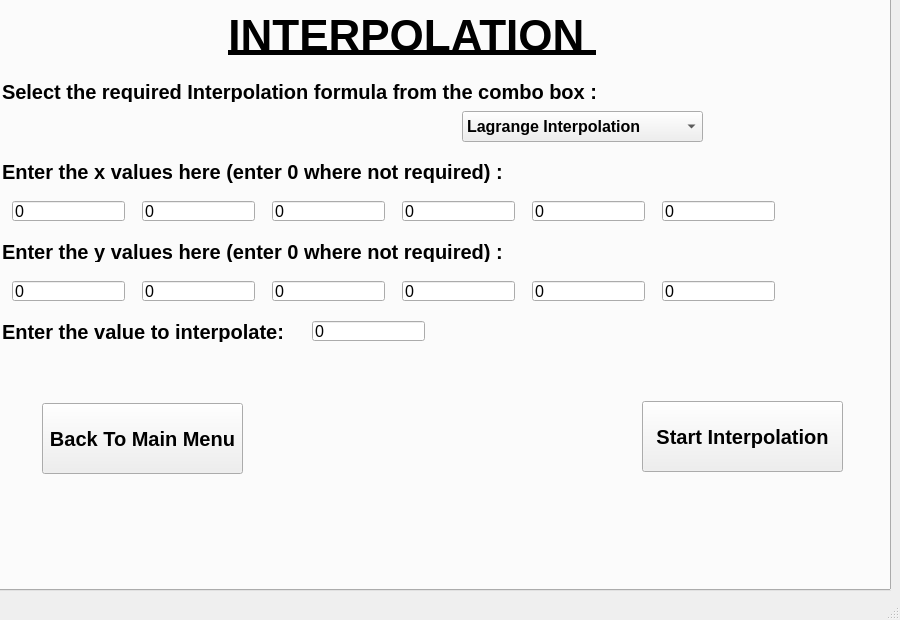
This is MainFiles/UIDesign.ui in Fawad-Javed-Fateh/Zephyr-I as Qt 5 draws it before an edit. The edited form follows.
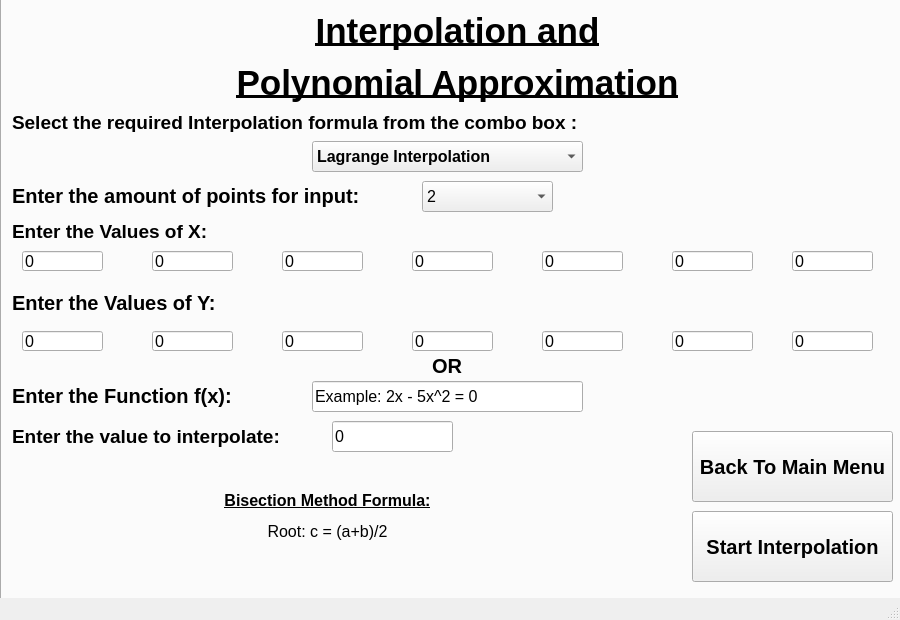
This is the edited form. The open tabs and pages were chosen to show the change.

What changed in the file:
```diff
--- a/MainFiles/UIDesign.ui
+++ b/MainFiles/UIDesign.ui
@@ -29,9 +29,9 @@
    <widget class="QTabWidget" name="tabWidget">
     <property name="geometry">
      <rect>
-      <x>-10</x>
-      <y>-40</y>
-      <width>901</width>
+      <x>0</x>
+      <y>-30</y>
+      <width>911</width>
       <height>631</height>
      </rect>
     </property>
@@ -455,9 +455,9 @@
      <widget class="QLabel" name="Chapter3Heading">
       <property name="geometry">
        <rect>
-        <x>190</x>
-        <y>0</y>
-        <width>461</width>
+        <x>220</x>
+        <y>10</y>
+        <width>471</width>
         <height>91</height>
        </rect>
       </property>
@@ -476,7 +476,7 @@
        </font>
       </property>
       <property name="text">
-       <string>INTERPOLATION </string>
+       <string>&lt;html&gt;&lt;head/&gt;&lt;body&gt;&lt;p align=&quot;center&quot;&gt;&lt;span style=&quot; font-size:26pt;&quot;&gt;Interpolation and&lt;/span&gt;&lt;/p&gt;&lt;p align=&quot;center&quot;&gt;&lt;span style=&quot; font-size:26pt;&quot;&gt;Polynomial Approximation&lt;/span&gt;&lt;/p&gt;&lt;/body&gt;&lt;/html&gt;</string>
       </property>
       <property name="textFormat">
        <enum>Qt::RichText</enum>
@@ -492,7 +492,7 @@
       <property name="geometry">
        <rect>
         <x>10</x>
-        <y>90</y>
+        <y>110</y>
         <width>641</width>
         <height>21</height>
        </rect>
@@ -505,15 +505,284 @@
        </font>
       </property>
       <property name="text">
-       <string>Select the required Interpolation formula from the combo box :</string>
+       <string>&lt;html&gt;&lt;head/&gt;&lt;body&gt;&lt;p&gt;&lt;span style=&quot; font-size:14pt;&quot;&gt;Select the required Interpolation formula from the combo box :&lt;/span&gt;&lt;/p&gt;&lt;/body&gt;&lt;/html&gt;</string>
+      </property>
+     </widget>
+     <widget class="QLabel" name="Ch3XValLabel">
+      <property name="geometry">
+       <rect>
+        <x>10</x>
+        <y>210</y>
+        <width>221</width>
+        <height>41</height>
+       </rect>
+      </property>
+      <property name="font">
+       <font>
+        <pointsize>15</pointsize>
+        <weight>75</weight>
+        <bold>true</bold>
+       </font>
+      </property>
+      <property name="text">
+       <string>&lt;html&gt;&lt;head/&gt;&lt;body&gt;&lt;p&gt;&lt;span style=&quot; font-size:14pt;&quot;&gt;Enter the Values of X:&lt;/span&gt;&lt;/p&gt;&lt;/body&gt;&lt;/html&gt;</string>
+      </property>
+     </widget>
+     <widget class="QLineEdit" name="x0input">
+      <property name="geometry">
+       <rect>
+        <x>20</x>
+        <y>250</y>
+        <width>81</width>
+        <height>20</height>
+       </rect>
+      </property>
+      <property name="text">
+       <string>0</string>
+      </property>
+     </widget>
+     <widget class="QLineEdit" name="x1input">
+      <property name="geometry">
+       <rect>
+        <x>150</x>
+        <y>250</y>
+        <width>81</width>
+        <height>20</height>
+       </rect>
+      </property>
+      <property name="text">
+       <string>0</string>
+      </property>
+     </widget>
+     <widget class="QLineEdit" name="x2input">
+      <property name="geometry">
+       <rect>
+        <x>280</x>
+        <y>250</y>
+        <width>81</width>
+        <height>20</height>
+       </rect>
+      </property>
+      <property name="text">
+       <string>0</string>
+      </property>
+     </widget>
+     <widget class="QLineEdit" name="x3input">
+      <property name="geometry">
+       <rect>
+        <x>410</x>
+        <y>250</y>
+        <width>81</width>
+        <height>20</height>
+       </rect>
+      </property>
+      <property name="text">
+       <string>0</string>
+      </property>
+     </widget>
+     <widget class="QLineEdit" name="x4input">
+      <property name="geometry">
+       <rect>
+        <x>540</x>
+        <y>250</y>
+        <width>81</width>
+        <height>20</height>
+       </rect>
+      </property>
+      <property name="text">
+       <string>0</string>
+      </property>
+     </widget>
+     <widget class="QLineEdit" name="x5input">
+      <property name="geometry">
+       <rect>
+        <x>670</x>
+        <y>250</y>
+        <width>81</width>
+        <height>20</height>
+       </rect>
+      </property>
+      <property name="text">
+       <string>0</string>
+      </property>
+     </widget>
+     <widget class="QLabel" name="Ch3YValLabel">
+      <property name="geometry">
+       <rect>
+        <x>10</x>
+        <y>290</y>
+        <width>221</width>
+        <height>21</height>
+       </rect>
+      </property>
+      <property name="font">
+       <font>
+        <pointsize>15</pointsize>
+        <weight>75</weight>
+        <bold>true</bold>
+       </font>
+      </property>
+      <property name="text">
+       <string>&lt;html&gt;&lt;head/&gt;&lt;body&gt;&lt;p&gt;Enter the Values of Y:&lt;/p&gt;&lt;/body&gt;&lt;/html&gt;</string>
+      </property>
+     </widget>
+     <widget class="QLineEdit" name="y0input">
+      <property name="geometry">
+       <rect>
+        <x>20</x>
+        <y>330</y>
+        <width>81</width>
+        <height>20</height>
+       </rect>
+      </property>
+      <property name="text">
+       <string>0</string>
+      </property>
+     </widget>
+     <widget class="QLineEdit" name="y1input">
+      <property name="geometry">
+       <rect>
+        <x>150</x>
+        <y>330</y>
+        <width>81</width>
+        <height>20</height>
+       </rect>
+      </property>
+      <property name="text">
+       <string>0</string>
+      </property>
+     </widget>
+     <widget class="QLineEdit" name="y2input">
+      <property name="geometry">
+       <rect>
+        <x>280</x>
+        <y>330</y>
+        <width>81</width>
+        <height>20</height>
+       </rect>
+      </property>
+      <property name="text">
+       <string>0</string>
+      </property>
+     </widget>
+     <widget class="QLineEdit" name="y3input">
+      <property name="geometry">
+       <rect>
+        <x>410</x>
+        <y>330</y>
+        <width>81</width>
+        <height>20</height>
+       </rect>
+      </property>
+      <property name="text">
+       <string>0</string>
+      </property>
+     </widget>
+     <widget class="QLineEdit" name="y4input">
+      <property name="geometry">
+       <rect>
+        <x>540</x>
+        <y>330</y>
+        <width>81</width>
+        <height>20</height>
+       </rect>
+      </property>
+      <property name="text">
+       <string>0</string>
+      </property>
+     </widget>
+     <widget class="QLineEdit" name="y5input">
+      <property name="geometry">
+       <rect>
+        <x>670</x>
+        <y>330</y>
+        <width>81</width>
+        <height>20</height>
+       </rect>
+      </property>
+      <property name="text">
+       <string>0</string>
+      </property>
+     </widget>
+     <widget class="QLabel" name="Ch3InterpolLabel">
+      <property name="geometry">
+       <rect>
+        <x>10</x>
+        <y>420</y>
+        <width>291</width>
+        <height>31</height>
+       </rect>
+      </property>
+      <property name="font">
+       <font>
+        <pointsize>15</pointsize>
+        <weight>75</weight>
+        <bold>true</bold>
+       </font>
+      </property>
+      <property name="text">
+       <string>&lt;html&gt;&lt;head/&gt;&lt;body&gt;&lt;p&gt;&lt;span style=&quot; font-size:14pt;&quot;&gt;Enter the value to interpolate:&lt;/span&gt;&lt;/p&gt;&lt;/body&gt;&lt;/html&gt;</string>
+      </property>
+     </widget>
+     <widget class="QLineEdit" name="Chp3InterPolVal">
+      <property name="geometry">
+       <rect>
+        <x>330</x>
+        <y>420</y>
+        <width>121</width>
+        <height>31</height>
+       </rect>
+      </property>
+      <property name="text">
+       <string>0</string>
+      </property>
+     </widget>
+     <widget class="QPushButton" name="StartInterpolationButton">
+      <property name="geometry">
+       <rect>
+        <x>690</x>
+        <y>510</y>
+        <width>201</width>
+        <height>71</height>
+       </rect>
+      </property>
+      <property name="font">
+       <font>
+        <pointsize>15</pointsize>
+        <weight>75</weight>
+        <bold>true</bold>
+       </font>
+      </property>
+      <property name="text">
+       <string>Start Interpolation</string>
+      </property>
+     </widget>
+     <widget class="QPushButton" name="Chp3mainback">
+      <property name="geometry">
+       <rect>
+        <x>690</x>
+        <y>430</y>
+        <width>201</width>
+        <height>71</height>
+       </rect>
+      </property>
+      <property name="font">
+       <font>
+        <pointsize>15</pointsize>
+        <weight>75</weight>
+        <bold>true</bold>
+       </font>
+      </property>
+      <property name="text">
+       <string>Back To Main Menu</string>
       </property>
      </widget>
      <widget class="QComboBox" name="Ch3choicebox">
       <property name="geometry">
        <rect>
-        <x>470</x>
-        <y>120</y>
-        <width>241</width>
+        <x>310</x>
+        <y>140</y>
+        <width>271</width>
         <height>31</height>
        </rect>
       </property>
@@ -563,13 +832,13 @@
        </property>
       </item>
      </widget>
-     <widget class="QLabel" name="Ch3XValLabel">
+     <widget class="QLabel" name="Ch3pointslabel">
       <property name="geometry">
        <rect>
         <x>10</x>
-        <y>160</y>
-        <width>571</width>
-        <height>41</height>
+        <y>180</y>
+        <width>401</width>
+        <height>31</height>
        </rect>
       </property>
       <property name="font">
@@ -580,113 +849,55 @@
        </font>
       </property>
       <property name="text">
-       <string>Enter the x values here (enter 0 where not required) :</string>
+       <string>&lt;html&gt;&lt;head/&gt;&lt;body&gt;&lt;p&gt;Enter the amount of points for input:&lt;/p&gt;&lt;/body&gt;&lt;/html&gt;</string>
       </property>
      </widget>
-     <widget class="QLineEdit" name="x0">
+     <widget class="QComboBox" name="Chp3pointsbox">
       <property name="geometry">
        <rect>
-        <x>20</x>
-        <y>210</y>
-        <width>113</width>
-        <height>20</height>
+        <x>420</x>
+        <y>180</y>
+        <width>131</width>
+        <height>31</height>
        </rect>
       </property>
-      <property name="text">
-       <string>0</string>
-      </property>
+      <item>
+       <property name="text">
+        <string>2</string>
+       </property>
+      </item>
+      <item>
+       <property name="text">
+        <string>3</string>
+       </property>
+      </item>
+      <item>
+       <property name="text">
+        <string>4</string>
+       </property>
+      </item>
+      <item>
+       <property name="text">
+        <string>5</string>
+       </property>
+      </item>
+      <item>
+       <property name="text">
+        <string>6</string>
+       </property>
+      </item>
+      <item>
+       <property name="text">
+        <string>7</string>
+       </property>
+      </item>
      </widget>
      <widget class="QLineEdit" name="x1">
       <property name="geometry">
        <rect>
-        <x>150</x>
-        <y>210</y>
-        <width>113</width>
-        <height>20</height>
-       </rect>
-      </property>
-      <property name="text">
-       <string>0</string>
-      </property>
-     </widget>
-     <widget class="QLineEdit" name="x2">
-      <property name="geometry">
-       <rect>
-        <x>280</x>
-        <y>210</y>
-        <width>113</width>
-        <height>20</height>
-       </rect>
-      </property>
-      <property name="text">
-       <string>0</string>
-      </property>
-     </widget>
-     <widget class="QLineEdit" name="x3">
-      <property name="geometry">
-       <rect>
-        <x>410</x>
-        <y>210</y>
-        <width>113</width>
-        <height>20</height>
-       </rect>
-      </property>
-      <property name="text">
-       <string>0</string>
-      </property>
-     </widget>
-     <widget class="QLineEdit" name="x4">
-      <property name="geometry">
-       <rect>
-        <x>540</x>
-        <y>210</y>
-        <width>113</width>
-        <height>20</height>
-       </rect>
-      </property>
-      <property name="text">
-       <string>0</string>
-      </property>
-     </widget>
-     <widget class="QLineEdit" name="x5">
-      <property name="geometry">
-       <rect>
-        <x>670</x>
-        <y>210</y>
-        <width>113</width>
-        <height>20</height>
-       </rect>
-      </property>
-      <property name="text">
-       <string>0</string>
-      </property>
-     </widget>
-     <widget class="QLabel" name="Ch3YValLabel">
-      <property name="geometry">
-       <rect>
-        <x>10</x>
+        <x>790</x>
         <y>250</y>
-        <width>551</width>
-        <height>21</height>
-       </rect>
-      </property>
-      <property name="font">
-       <font>
-        <pointsize>15</pointsize>
-        <weight>75</weight>
-        <bold>true</bold>
-       </font>
-      </property>
-      <property name="text">
-       <string>Enter the y values here (enter 0 where not required) :</string>
-      </property>
-     </widget>
-     <widget class="QLineEdit" name="y0">
-      <property name="geometry">
-       <rect>
-        <x>20</x>
-        <y>290</y>
-        <width>113</width>
+        <width>81</width>
         <height>20</height>
        </rect>
       </property>
@@ -697,9 +908,9 @@
      <widget class="QLineEdit" name="y1">
       <property name="geometry">
        <rect>
-        <x>150</x>
-        <y>290</y>
-        <width>113</width>
+        <x>790</x>
+        <y>330</y>
+        <width>81</width>
         <height>20</height>
        </rect>
       </property>
@@ -707,65 +918,13 @@
        <string>0</string>
       </property>
      </widget>
-     <widget class="QLineEdit" name="y2">
-      <property name="geometry">
-       <rect>
-        <x>280</x>
-        <y>290</y>
-        <width>113</width>
-        <height>20</height>
-       </rect>
-      </property>
-      <property name="text">
-       <string>0</string>
-      </property>
-     </widget>
-     <widget class="QLineEdit" name="y3">
-      <property name="geometry">
-       <rect>
-        <x>410</x>
-        <y>290</y>
-        <width>113</width>
-        <height>20</height>
-       </rect>
-      </property>
-      <property name="text">
-       <string>0</string>
-      </property>
-     </widget>
-     <widget class="QLineEdit" name="y4">
-      <property name="geometry">
-       <rect>
-        <x>540</x>
-        <y>290</y>
-        <width>113</width>
-        <height>20</height>
-       </rect>
-      </property>
-      <property name="text">
-       <string>0</string>
-      </property>
-     </widget>
-     <widget class="QLineEdit" name="y5">
-      <property name="geometry">
-       <rect>
-        <x>670</x>
-        <y>290</y>
-        <width>113</width>
-        <height>20</height>
-       </rect>
-      </property>
-      <property name="text">
-       <string>0</string>
-      </property>
-     </widget>
-     <widget class="QLabel" name="Ch3InterpolLabel">
+     <widget class="QLabel" name="Ch3funclabel">
       <property name="geometry">
        <rect>
         <x>10</x>
-        <y>330</y>
-        <width>541</width>
-        <height>21</height>
+        <y>380</y>
+        <width>251</width>
+        <height>31</height>
        </rect>
       </property>
       <property name="font">
@@ -776,29 +935,29 @@
        </font>
       </property>
       <property name="text">
-       <string>Enter the value to interpolate:</string>
+       <string>&lt;html&gt;&lt;head/&gt;&lt;body&gt;&lt;p&gt;Enter the Function f(x):&lt;/p&gt;&lt;/body&gt;&lt;/html&gt;</string>
       </property>
      </widget>
      <widget class="QLineEdit" name="InterPolVal">
       <property name="geometry">
        <rect>
-        <x>320</x>
-        <y>330</y>
-        <width>113</width>
-        <height>20</height>
+        <x>310</x>
+        <y>380</y>
+        <width>271</width>
+        <height>31</height>
        </rect>
       </property>
       <property name="text">
-       <string>0</string>
+       <string>Example: 2x - 5x^2 = 0</string>
       </property>
      </widget>
-     <widget class="QPushButton" name="StartInterpolationButton">
+     <widget class="QLabel" name="Ch3YValLabel_3">
       <property name="geometry">
        <rect>
-        <x>650</x>
-        <y>410</y>
-        <width>201</width>
-        <height>71</height>
+        <x>430</x>
+        <y>350</y>
+        <width>31</width>
+        <height>31</height>
        </rect>
       </property>
       <property name="font">
@@ -809,27 +968,20 @@
        </font>
       </property>
       <property name="text">
-       <string>Start Interpolation</string>
+       <string>&lt;html&gt;&lt;head/&gt;&lt;body&gt;&lt;p&gt;OR&lt;/p&gt;&lt;/body&gt;&lt;/html&gt;</string>
       </property>
      </widget>
-     <widget class="QPushButton" name="MainMenuButton">
+     <widget class="QLabel" name="Chp3formulalabel">
       <property name="geometry">
        <rect>
-        <x>50</x>
-        <y>412</y>
-        <width>201</width>
-        <height>71</height>
+        <x>20</x>
+        <y>460</y>
+        <width>611</width>
+        <height>111</height>
        </rect>
       </property>
-      <property name="font">
-       <font>
-        <pointsize>15</pointsize>
-        <weight>75</weight>
-        <bold>true</bold>
-       </font>
-      </property>
       <property name="text">
-       <string>Back To Main Menu</string>
+       <string>&lt;html&gt;&lt;head/&gt;&lt;body&gt;&lt;p align=&quot;center&quot;&gt;&lt;span style=&quot; font-weight:600; text-decoration: underline;&quot;&gt;Bisection Method Formula:&lt;/span&gt;&lt;/p&gt;&lt;p align=&quot;center&quot;&gt;Root: c = (a+b)/2&lt;/p&gt;&lt;/body&gt;&lt;/html&gt;</string>
       </property>
      </widget>
     </widget>
```
Left out of the diff: 10 changed lines with no effect on the pictures.
